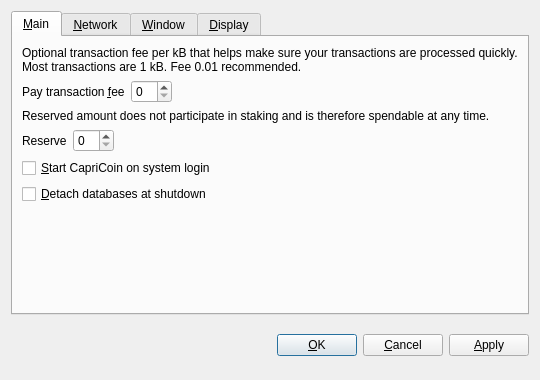
Capricoinofficial/Capricoin, file src/qt/forms/optionsdialog.ui: the form before one commit.
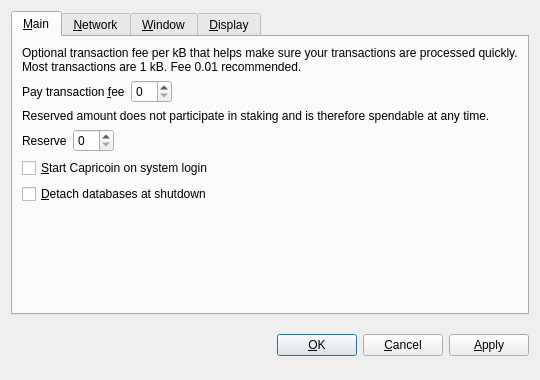
The form after the commit. Custom widgets are drawn as their Qt base class.

The edit to the form file:
```diff
--- a/src/qt/forms/optionsdialog.ui
+++ b/src/qt/forms/optionsdialog.ui
@@ -128,7 +128,7 @@
           <string>Automatically start CapriCoin after logging in to the system.</string>
          </property>
          <property name="text">
-          <string>&amp;Start CapriCoin on system login</string>
+          <string>&amp;Start Capricoin on system login</string>
          </property>
         </widget>
        </item>
```
Left out of the diff: 10 changed lines with no effect on the pictures.
